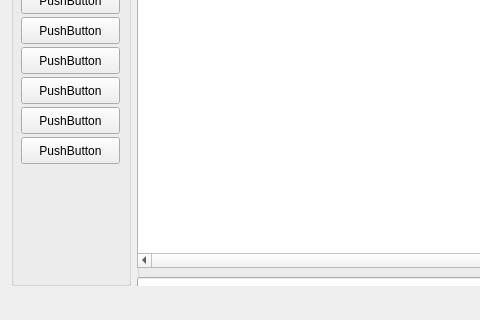
This is qt/testtoolui/mainwindow.ui in ericosur/ericosur-snippet as Qt 5 draws it before an edit; both pictures show x 0 to 480 and y 260 to 580 of the 800 by 580 pixel window. The edited form follows.
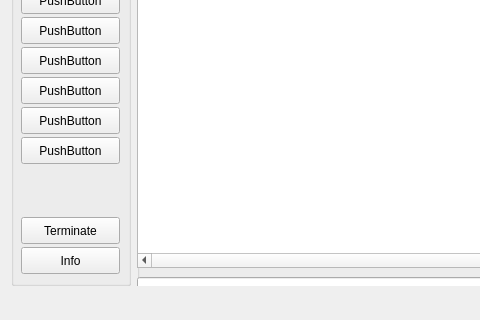
This is the edited form.

Diff of the .ui file:
```diff
--- a/qt/testtoolui/mainwindow.ui
+++ b/qt/testtoolui/mainwindow.ui
@@ -231,6 +231,32 @@
          <string>PushButton</string>
         </property>
        </widget>
+       <widget class="QPushButton" name="btnTerminate">
+        <property name="geometry">
+         <rect>
+          <x>10</x>
+          <y>370</y>
+          <width>99</width>
+          <height>27</height>
+         </rect>
+        </property>
+        <property name="text">
+         <string>Terminate</string>
+        </property>
+       </widget>
+       <widget class="QPushButton" name="btnInfo">
+        <property name="geometry">
+         <rect>
+          <x>10</x>
+          <y>400</y>
+          <width>99</width>
+          <height>27</height>
+         </rect>
+        </property>
+        <property name="text">
+         <string>Info</string>
+        </property>
+       </widget>
       </widget>
      </item>
      <item row="0" column="2">
```
